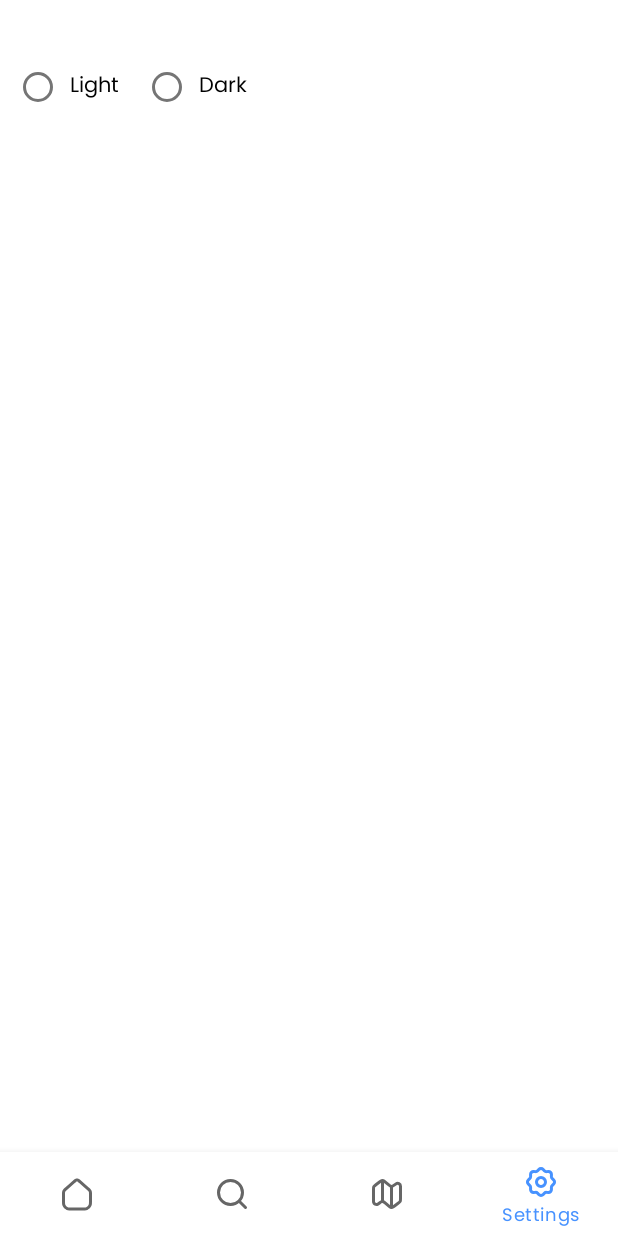
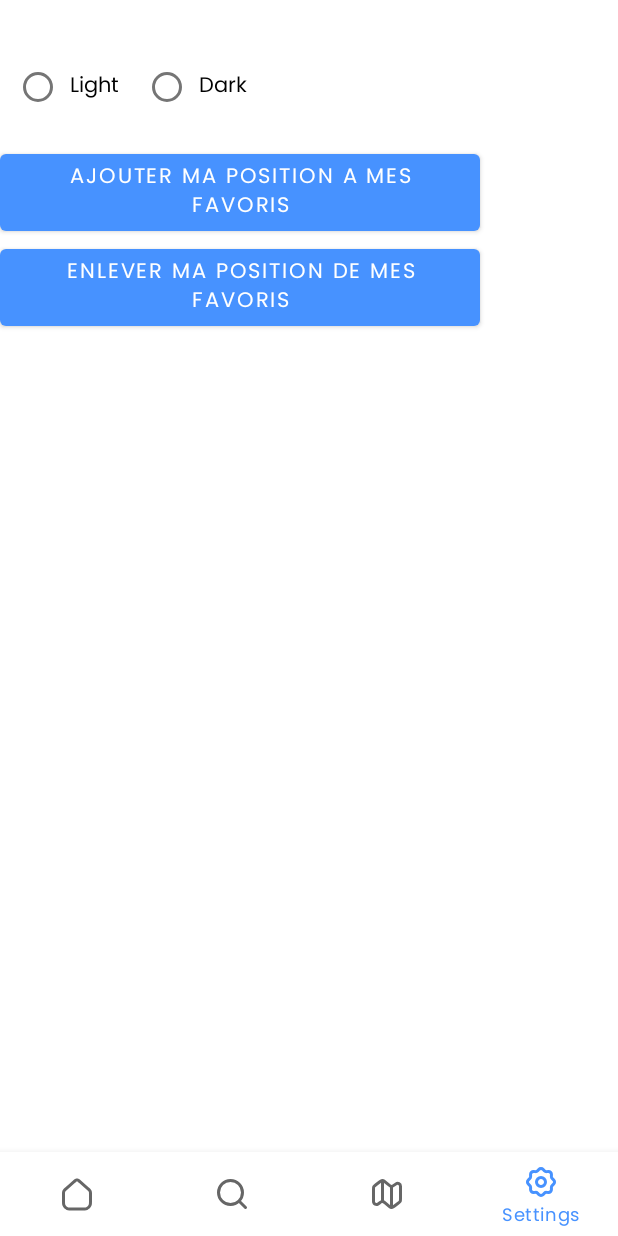
Before and after one commit to Psykoxen/Rainbow, an Android app: the SettingsFragment screen opened through its navigation route, on a phone screen of 412 x 824 dp. Run offline under Robolectric (Android 15) with nearby library versions, the light colour scheme and no system bars; our stand-ins replace navigation-ui.

Commit message:
try to solve issue for gps as favorite

```diff
--- a/app/src/main/java/fr/rainbow/DetailedActivity.kt
+++ b/app/src/main/java/fr/rainbow/DetailedActivity.kt
@@ -75,6 +75,9 @@ class DetailedActivity : AppCompatActivity() {
                 favorite.isFavorite = true
                 btn_favorite.setBackgroundResource(fr.rainbow.R.drawable.ic_star_full)
             }
+        }
+        if(favorite.isGPS){
+            btn_favorite.setOnClickListener(null)
         }
     }
 
--- a/app/src/main/java/fr/rainbow/functions/Functions.kt
+++ b/app/src/main/java/fr/rainbow/functions/Functions.kt
@@ -25,7 +25,6 @@ object Functions {
     }
 
     fun writeFile(context:Context, favorites: ArrayList<Favorite>){
-        Log.d("test"," write : ${favorites.size}")
         val path = context.filesDir
         val file = File(path,"somefile.txt")
         file.createNewFile()
--- a/app/src/main/java/fr/rainbow/ui/home/HomeFragment.kt
+++ b/app/src/main/java/fr/rainbow/ui/home/HomeFragment.kt
@@ -53,6 +53,7 @@ class HomeFragment : Fragment() {
 
     private lateinit var favorites : ArrayList<Favorite>
     private lateinit var gpsFavorite: Favorite
+    private var gps = false
     private lateinit var recyclerView : RecyclerView
 
     // This property is only valid between onCreateView and
@@ -69,30 +70,10 @@ class HomeFragment : Fragment() {
         _binding = FragmentHomeBinding.inflate(inflater, container, false)
         val root: View = binding.root
 
-        //GPS
-        fusedLocationProviderClient = this.activity?.let {
-            LocationServices.getFusedLocationProviderClient(
-                it
-            )
-        }
-        mLocationRequest = LocationRequest.create()
-        val locationManager =
-            requireContext().getSystemService(Context.LOCATION_SERVICE) as LocationManager
-        if (!locationManager.isProviderEnabled(LocationManager.GPS_PROVIDER)) {
-            showAlertMessage()
-        }
-        this.activity?.let { checkForPermission(it) }
-        startLocationUpdates()
+        favorites = (activity as MainActivity).favorites
 
+        initGps()
 
-
-
-        favorites = (activity as MainActivity).favorites
-        for (i in favorites){
-            if (i.isGPS){
-                gpsFavorite = i
-            }
-        }
         recyclerView = root.findViewById(R.id.favorite_list)
         with(recyclerView) {
             layoutManager = LinearLayoutManager(this.context)
@@ -108,6 +89,32 @@ class HomeFragment : Fragment() {
     }
 
 
+    fun initGps(){
+        gps = false
+        fusedLocationProviderClient?.removeLocationUpdates(mLocationCallback)
+        for (i in favorites){
+            if (i.isGPS){
+                gps = true
+                gpsFavorite = i
+            }
+        }
+        if(gps){
+            fusedLocationProviderClient = this.activity?.let {
+                LocationServices.getFusedLocationProviderClient(
+                    it
+                )
+            }
+            mLocationRequest = LocationRequest.create()
+            val locationManager =
+                requireContext().getSystemService(Context.LOCATION_SERVICE) as LocationManager
+            if (!locationManager.isProviderEnabled(LocationManager.GPS_PROVIDER)) {
+                showAlertMessage()
+            }
+            this.activity?.let { checkForPermission(it) }
+            startLocationUpdates()
+        }
+    }
+
     override fun onDestroyView() {
         super.onDestroyView()
         _binding = null
@@ -120,7 +127,9 @@ class HomeFragment : Fragment() {
 
     override fun onResume() {
         super.onResume()
-        startLocationUpdates()
+        if(this::gpsFavorite.isInitialized) {
+            startLocationUpdates()
+        }
     }
 
     fun initAllData(){
@@ -206,7 +215,8 @@ class HomeFragment : Fragment() {
             gpsFavorite.longitude = locationResult.lastLocation?.longitude!!
 
             val index = favorites.indexOf(gpsFavorite)
-            requestMainSection("https://api.open-meteo.com/v1/forecast?latitude=${favorites[index].latitude}&longitude=${favorites[index].longitude}&hourly=temperature_2m,relativehumidity_2m,apparent_temperature,precipitation_probability,precipitation,rain,showers,snowfall,weathercode,windspeed_10m,winddirection_10m&daily=weathercode,temperature_2m_max,temperature_2m_min,uv_index_max,precipitation_probability_max,sunrise,sunset&timezone=auto",index)
+            if(index!= -1)
+                requestMainSection("https://api.open-meteo.com/v1/forecast?latitude=${favorites[index].latitude}&longitude=${favorites[index].longitude}&hourly=temperature_2m,relativehumidity_2m,apparent_temperature,precipitation_probability,precipitation,rain,showers,snowfall,weathercode,windspeed_10m,winddirection_10m&daily=weathercode,temperature_2m_max,temperature_2m_min,uv_index_max,precipitation_probability_max,sunrise,sunset&timezone=auto",index)
         }
     }
 
--- a/app/src/main/java/fr/rainbow/ui/settings/SettingsFragment.kt
+++ b/app/src/main/java/fr/rainbow/ui/settings/SettingsFragment.kt
@@ -1,6 +1,7 @@
 package fr.rainbow.ui.settings
 
 import android.os.Bundle
+import android.util.Log
 import android.view.LayoutInflater
 import android.view.View
 import android.view.ViewGroup
@@ -9,6 +10,7 @@ import android.widget.TextView
 import androidx.appcompat.app.AppCompatDelegate
 import androidx.fragment.app.Fragment
 import androidx.lifecycle.ViewModelProvider
+import fr.rainbow.MainActivity
 import fr.rainbow.R
 import fr.rainbow.databinding.FragmentSettingsBinding
 import kotlinx.android.synthetic.main.fragment_settings.*
@@ -31,6 +33,17 @@ class SettingsFragment : Fragment() {
         _binding = FragmentSettingsBinding.inflate(inflater, container, false)
         val root: View = binding.root
 
+        return root
+    }
+
+    override fun onDestroyView() {
+        super.onDestroyView()
+        _binding = null
+    }
+
+    override fun onViewCreated(view: View, savedInstanceState: Bundle?) {
+        super.onViewCreated(view, savedInstanceState)
+        val root: View = binding.root
         val radioGroup = root.findViewById<RadioGroup>(R.id.idRGgroup)
         radioGroup.setOnCheckedChangeListener { _, checkedId ->
             when (checkedId) {
@@ -42,12 +55,11 @@ class SettingsFragment : Fragment() {
                 }
             }
         }
-
-        return root
-    }
-
-    override fun onDestroyView() {
-        super.onDestroyView()
-        _binding = null
+        gpsAddButton.setOnClickListener {
+            (activity as MainActivity).addGps()
+        }
+        gpsRemoveButton.setOnClickListener {
+            (activity as MainActivity).removeGps()
+        }
     }
 }
--- a/app/src/main/res/layout/fragment_settings.xml
+++ b/app/src/main/res/layout/fragment_settings.xml
@@ -52,4 +52,19 @@
 
     </RadioGroup>
 
+    <Button
+        android:id="@+id/gpsAddButton"
+        android:layout_width="wrap_content"
+        android:layout_height="wrap_content"
+        app:layout_constraintTop_toBottomOf="@+id/idRGgroup"
+        app:layout_constraintLeft_toLeftOf="parent"
+        android:text="Ajouter ma position a mes favoris"/>
+    <Button
+        android:id="@+id/gpsRemoveButton"
+        android:layout_width="wrap_content"
+        android:layout_height="wrap_content"
+        app:layout_constraintTop_toBottomOf="@+id/gpsAddButton"
+        app:layout_constraintLeft_toLeftOf="parent"
+        android:text="Enlever ma position de mes favoris"/>
+
 </androidx.constraintlayout.widget.ConstraintLayout>
```
Also changed, not shown: app/src/main/java/fr/rainbow/MainActivity.kt (+42 -3 lines).
